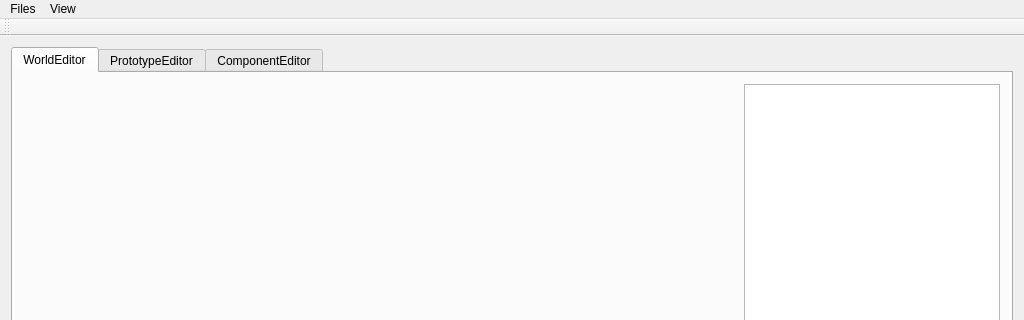
Above: src/Editor/BoltQtMainWindows/BoltEditor.ui from FcTD4mN/Bolt before the change; both pictures show x 0 to 1024 and y 0 to 320 of the 1024 by 798 pixel window. Below: the same form after it.
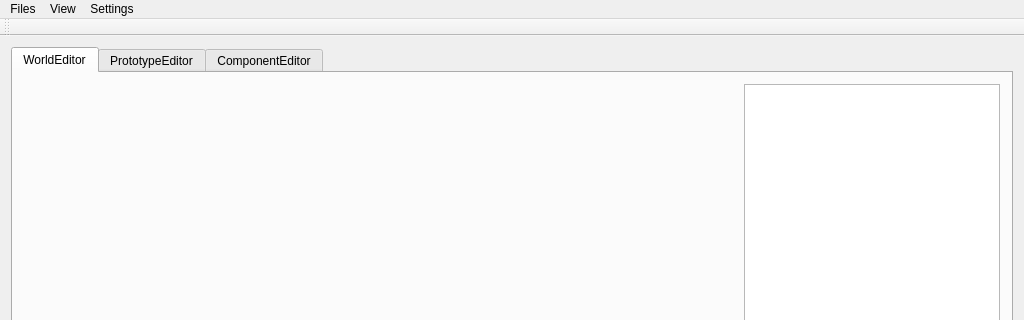
That is the form after the change. Custom widgets are drawn as their Qt base class.

Diff of the .ui file:
```diff
--- a/src/Editor/BoltQtMainWindows/BoltEditor.ui
+++ b/src/Editor/BoltQtMainWindows/BoltEditor.ui
@@ -120,8 +120,15 @@
     </property>
     <addaction name="actionToogle_Grid"/>
    </widget>
+   <widget class="QMenu" name="menuSettings">
+    <property name="title">
+     <string>Settings</string>
+    </property>
+    <addaction name="actionSnapGrid"/>
+   </widget>
    <addaction name="menuFiles"/>
    <addaction name="menuView"/>
+   <addaction name="menuSettings"/>
   </widget>
   <widget class="QToolBar" name="mainToolBar">
    <attribute name="toolBarArea">
```
Left out of the diff: 5 changed lines with no effect on the pictures.
